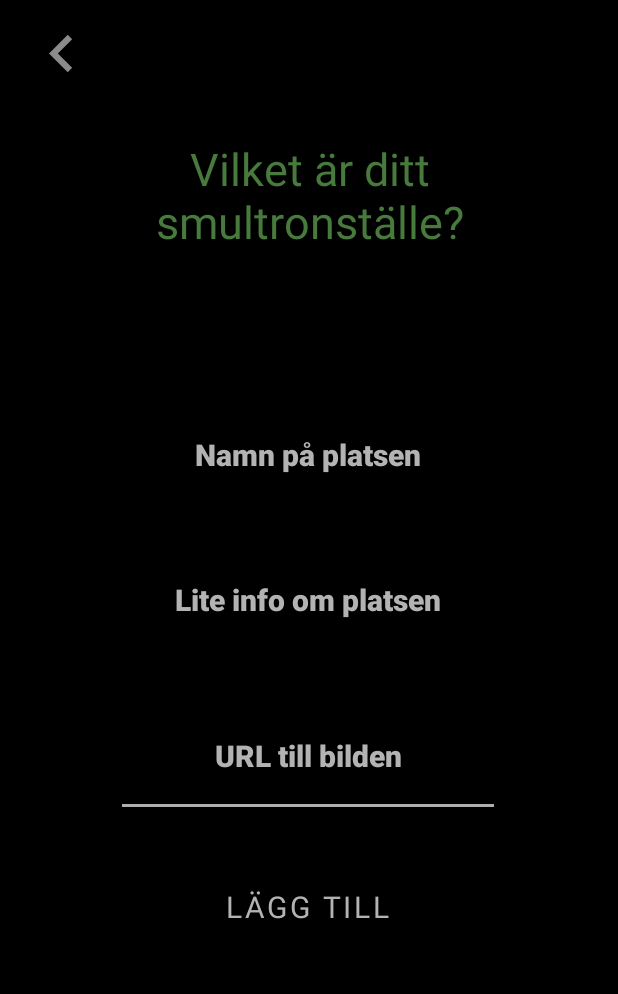
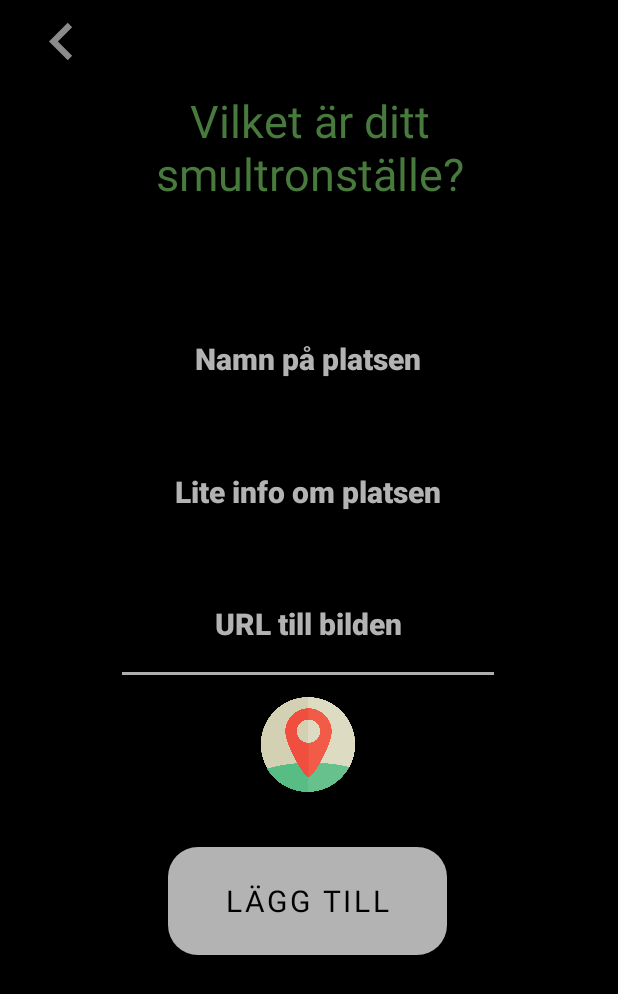
Before and after one commit to Salmberg/PlacesApp, an Android app: the screen it shows after launch once a user with an empty profile is signed in (AddPlaceActivity), after a tap on an icon or button, on a phone screen of 412 x 824 dp. Shown: the top 994 px of the screen. Run offline under Robolectric (Android 15) with nearby library versions, the phone set to English and light mode, and no system bars; our stand-ins replace Firebase (no records; nobody signed in at launch, a user with empty details on screens opened directly); Roboto replaces fonts that are not available here.

```diff
--- a/app/build.gradle
+++ b/app/build.gradle
@@ -49,7 +49,9 @@ dependencies {
     implementation 'androidx.lifecycle:lifecycle-viewmodel-ktx:2.5.1'
     implementation 'com.google.android.gms:play-services-maps:18.1.0'
     implementation 'com.google.firebase:firebase-database-ktx:20.1.0'
+    implementation 'com.google.firebase:firebase-inappmessaging:20.2.0'
     testImplementation 'junit:junit:4.13.2'
     androidTestImplementation 'androidx.test.ext:junit:1.1.4'
     androidTestImplementation 'androidx.test.espresso:espresso-core:3.5.0'
+    implementation'com.google.android.gms:play-services-location:21.0.1'
 }
--- a/app/src/main/java/com/example/placesapp/AddPlaceActivity.kt
+++ b/app/src/main/java/com/example/placesapp/AddPlaceActivity.kt
@@ -1,9 +1,11 @@
 package com.example.placesapp
 
+import android.content.Intent
 import android.os.Bundle
 import android.widget.Button
 import android.widget.EditText
 import android.widget.ImageButton
+import android.widget.ImageView
 import androidx.appcompat.app.AppCompatActivity
 import com.google.firebase.auth.FirebaseAuth
 import com.google.firebase.auth.ktx.auth
@@ -30,7 +32,6 @@ class AddPlaceActivity : AppCompatActivity() {
         addUrlEditText = findViewById(R.id.addUrlEditText)
 
 
-
         val addButton = findViewById<Button>(R.id.addButton)
         addButton.setOnClickListener {
             savePlace()
@@ -39,6 +40,12 @@ class AddPlaceActivity : AppCompatActivity() {
         val goBackButton = findViewById<ImageButton>(R.id.goBackButton)
         goBackButton.setOnClickListener {
             onBackPressed()
+        }
+
+        val addPinButton = findViewById<ImageView>(R.id.addPinImageView)
+        addPinButton.setOnClickListener{
+            val intent = Intent(this, MapsActivity::class.java)
+            startActivity(intent)
         }
     }
 
--- a/app/src/main/java/com/example/placesapp/Place.kt
+++ b/app/src/main/java/com/example/placesapp/Place.kt
@@ -7,6 +7,7 @@ data class Place(
     @DocumentId var documentId: String? = null,
     var name: String? = null,
     var info: String? = null,
-    var image: String? = null
+    var image: String? = null,
+    var position: Double? = null
     ) {
 }
--- a/app/src/main/java/com/example/placesapp/PlacesActivity.kt
+++ b/app/src/main/java/com/example/placesapp/PlacesActivity.kt
@@ -48,7 +48,6 @@ open class PlacesActivity : AppCompatActivity() {
         recyclerView.adapter = adapter
         getUserData()
 
-
         val addPlaceButton = findViewById<FloatingActionButton>(R.id.addPlaceButton)
         addPlaceButton.setOnClickListener {
             goToAddActivity()
@@ -71,11 +70,9 @@ open class PlacesActivity : AppCompatActivity() {
         }
         val itemTouchHelper = ItemTouchHelper(swipeToDeleteCallback)
         itemTouchHelper.attachToRecyclerView(recyclerView)
-
     }
 
     fun deletePlace(id: String) {
-
         Firebase.firestore.collection("users")
             .document(Firebase.auth.uid.toString())
             .collection("places")
@@ -123,7 +120,7 @@ open class PlacesActivity : AppCompatActivity() {
                         places.add(place)
                         Log.d("!!!!", doc.data.toString())
                     }
-                    Log.d("!!!!", "Current places: ${places}")
+                    Log.d("!!!!", "Current places: ${places.size}")
                     adapter.notifyDataSetChanged()
                 }
         }
@@ -133,6 +130,4 @@ open class PlacesActivity : AppCompatActivity() {
         val intent = Intent(this, AddPlaceActivity::class.java)
         startActivity(intent)
     }
-
-
 }
--- /dev/null
+++ b/app/src/main/res/drawable/custom_button.xml
@@ -0,0 +1,12 @@
+<?xml version="1.0" encoding="utf-8"?>
+<shape xmlns:android="http://schemas.android.com/apk/res/android">
+
+    <solid
+        android:color="@color/grey"
+        />
+
+    <corners
+        android:radius="20dp"
+        />
+
+</shape>
--- a/app/src/main/res/layout/activity_add_place.xml
+++ b/app/src/main/res/layout/activity_add_place.xml
@@ -11,7 +11,7 @@
         android:id="@+id/addUrlEditText"
         android:layout_width="256dp"
         android:layout_height="81dp"
-        android:layout_marginTop="120dp"
+        android:layout_marginTop="96dp"
         android:ems="10"
         android:fontFamily="sans-serif-medium"
         android:hint="URL till bilden"
@@ -30,7 +30,7 @@
         android:id="@+id/addNameEditText"
         android:layout_width="256dp"
         android:layout_height="79dp"
-        android:layout_marginTop="264dp"
+        android:layout_marginTop="200dp"
         android:ems="10"
         android:fontFamily="sans-serif-medium"
         android:hint="Namn på platsen"
@@ -49,7 +49,7 @@
         android:id="@+id/addInfoEditText"
         android:layout_width="256dp"
         android:layout_height="81dp"
-        android:layout_marginTop="16dp"
+        android:layout_marginTop="8dp"
         android:ems="10"
         android:fontFamily="sans-serif-medium"
         android:hint="Lite info om platsen"
@@ -68,10 +68,12 @@
         android:id="@+id/addButton"
         android:layout_width="186dp"
         android:layout_height="72dp"
-        android:layout_marginTop="128dp"
+        android:layout_marginTop="196dp"
+        android:background="@drawable/custom_button"
+        app:backgroundTint="@null"
         android:fontFamily="@font/alfa_slab_one"
-        android:text="Lägg till"
-        android:textColor="#B3B3B3"
+        android:text="LÄGG TILL"
+        android:textColor="@color/black"
         android:textSize="20sp"
         app:layout_constraintEnd_toEndOf="parent"
         app:layout_constraintHorizontal_bias="0.497"
@@ -82,7 +84,7 @@
         android:id="@+id/textView2"
         android:layout_width="295dp"
         android:layout_height="126dp"
-        android:layout_marginTop="92dp"
+        android:layout_marginTop="60dp"
         android:fontFamily="@font/alfa_slab_one"
         android:text="Vilket är ditt smultronställe?"
         android:textAlignment="center"
@@ -104,4 +106,17 @@
         app:layout_constraintVertical_bias="0.26"
         app:srcCompat="@drawable/ic_baseline_navigate_before_24" />
 
+    <ImageView
+        android:id="@+id/addPinImageView"
+        android:layout_width="72dp"
+        android:layout_height="63dp"
+        android:clickable="true"
+        app:layout_constraintBottom_toTopOf="@+id/addButton"
+        app:layout_constraintEnd_toEndOf="parent"
+        app:layout_constraintHorizontal_bias="0.498"
+        app:layout_constraintStart_toStartOf="parent"
+        app:layout_constraintTop_toBottomOf="@+id/addUrlEditText"
+        app:layout_constraintVertical_bias="0.183"
+        app:srcCompat="@drawable/namnl_s_design__3_" />
+
 </androidx.constraintlayout.widget.ConstraintLayout>
--- a/app/src/main/res/values/colors.xml
+++ b/app/src/main/res/values/colors.xml
@@ -7,4 +7,5 @@
     <color name="teal_700">#FF018786</color>
     <color name="black">#FF000000</color>
     <color name="white">#FFFFFFFF</color>
+    <color name="grey">#B3B3B3</color>
 </resources>
--- a/app/src/main/res/values/strings.xml
+++ b/app/src/main/res/values/strings.xml
@@ -1,4 +1,5 @@
 <resources>
     <string name="app_name">PlacesApp</string>
     <string name="title_activity_maps">MapsActivity</string>
+    <string name="back">Back</string>
 </resources>
```
Also changed, not shown: app/src/main/java/com/example/placesapp/MapsActivity.kt (+35 -6 lines), app/src/main/res/layout/activity_maps.xml (+21 -0 lines), 1 other file.
